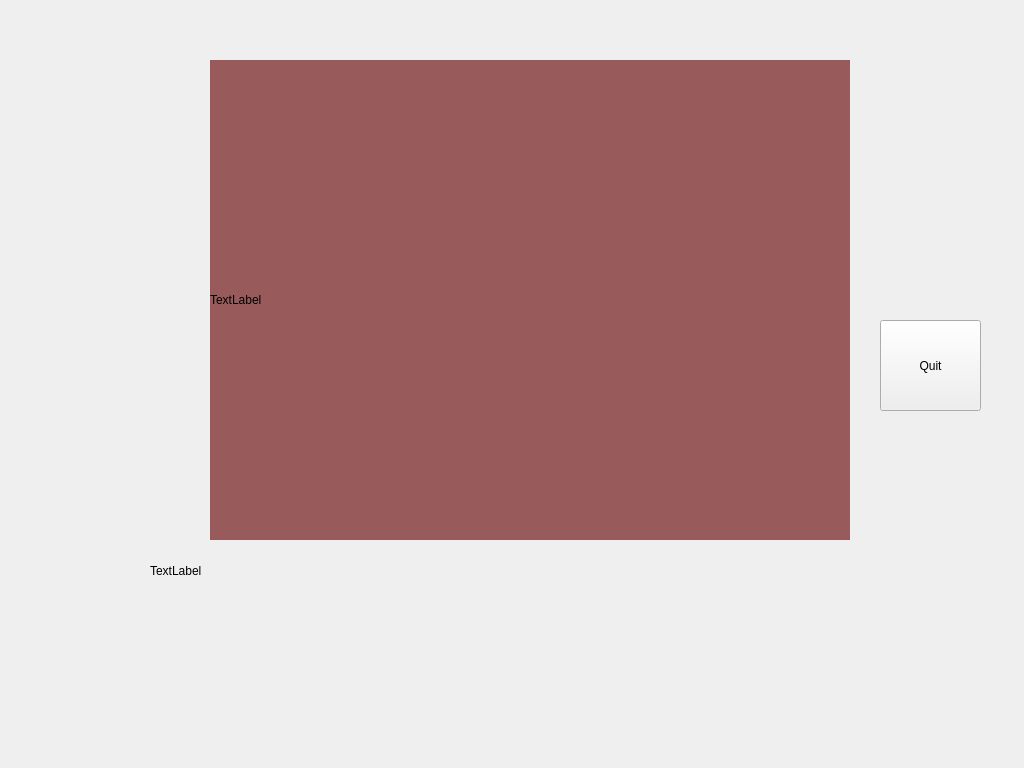
The window that eyetrackerwindow.ui (EBXFS15/EyeTrackerQt) describes before a commit, drawn with Qt 5.
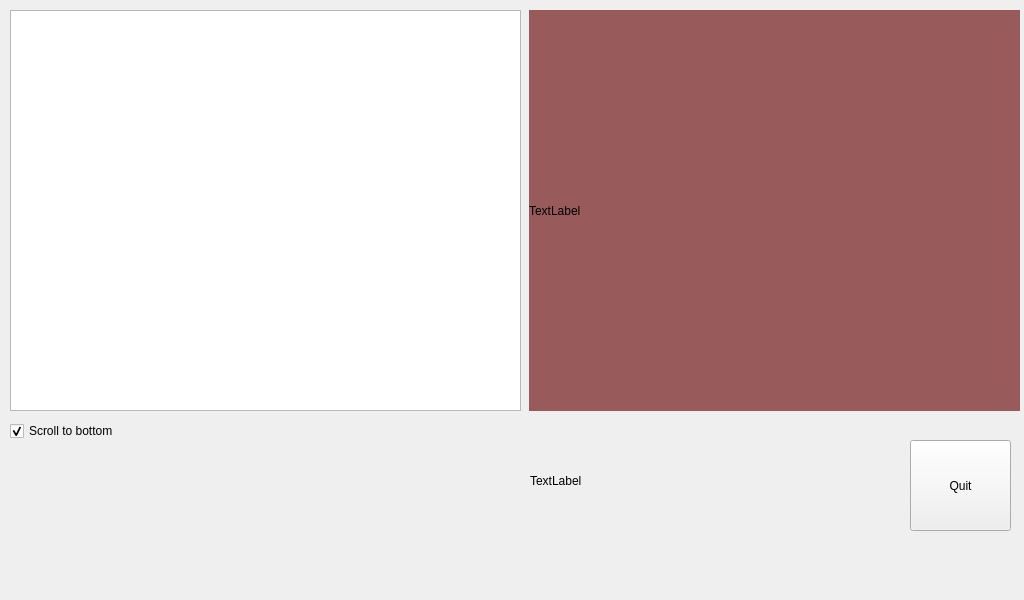
The same window after the commit.

Diff of the .ui file:
```diff
--- a/eyetrackerwindow.ui
+++ b/eyetrackerwindow.ui
@@ -7,7 +7,7 @@
     <x>0</x>
     <y>0</y>
     <width>1024</width>
-    <height>768</height>
+    <height>600</height>
    </rect>
   </property>
   <property name="windowTitle">
@@ -23,10 +23,10 @@
    <widget class="QLabel" name="label">
     <property name="geometry">
      <rect>
-      <x>210</x>
-      <y>60</y>
-      <width>640</width>
-      <height>480</height>
+      <x>529</x>
+      <y>10</y>
+      <width>491</width>
+      <height>401</height>
      </rect>
     </property>
     <property name="autoFillBackground">
@@ -45,8 +45,8 @@
    <widget class="QPushButton" name="quitBtn">
     <property name="geometry">
      <rect>
-      <x>880</x>
-      <y>320</y>
+      <x>910</x>
+      <y>440</y>
       <width>101</width>
       <height>91</height>
      </rect>
@@ -58,8 +58,8 @@
    <widget class="QLabel" name="label_timestamp">
     <property name="geometry">
      <rect>
-      <x>150</x>
-      <y>550</y>
+      <x>530</x>
+      <y>460</y>
       <width>291</width>
       <height>41</height>
      </rect>
@@ -68,6 +68,35 @@
      <string>TextLabel</string>
     </property>
    </widget>
+   <widget class="QTreeView" name="frames">
+    <property name="geometry">
+     <rect>
+      <x>10</x>
+      <y>10</y>
+      <width>511</width>
+      <height>401</height>
+     </rect>
+    </property>
+    <property name="sortingEnabled">
+     <bool>false</bool>
+    </property>
+   </widget>
+   <widget class="QCheckBox" name="chk_scrollToBottom">
+    <property name="geometry">
+     <rect>
+      <x>10</x>
+      <y>420</y>
+      <width>141</width>
+      <height>22</height>
+     </rect>
+    </property>
+    <property name="text">
+     <string>Scroll to bottom</string>
+    </property>
+    <property name="checked">
+     <bool>true</bool>
+    </property>
+   </widget>
   </widget>
  </widget>
  <layoutdefault spacing="6" margin="11"/>
```
